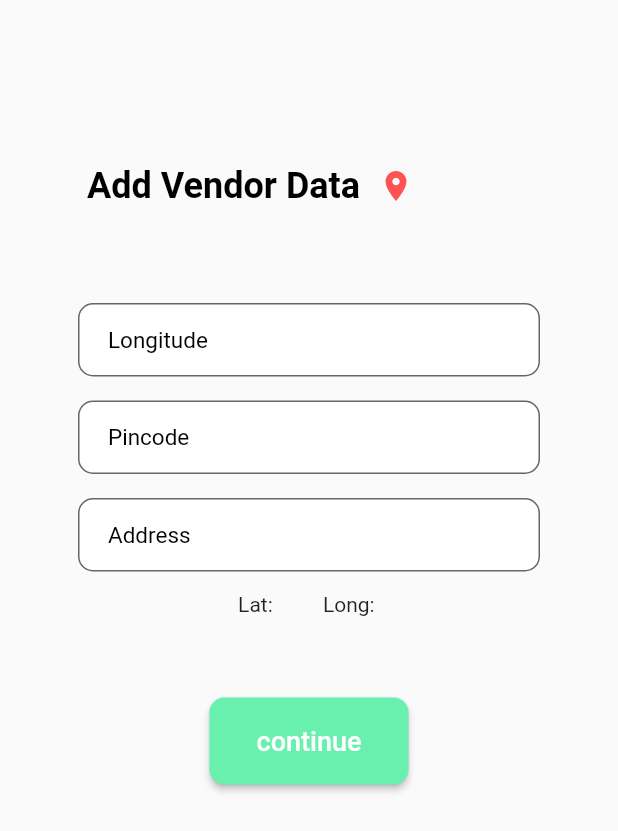
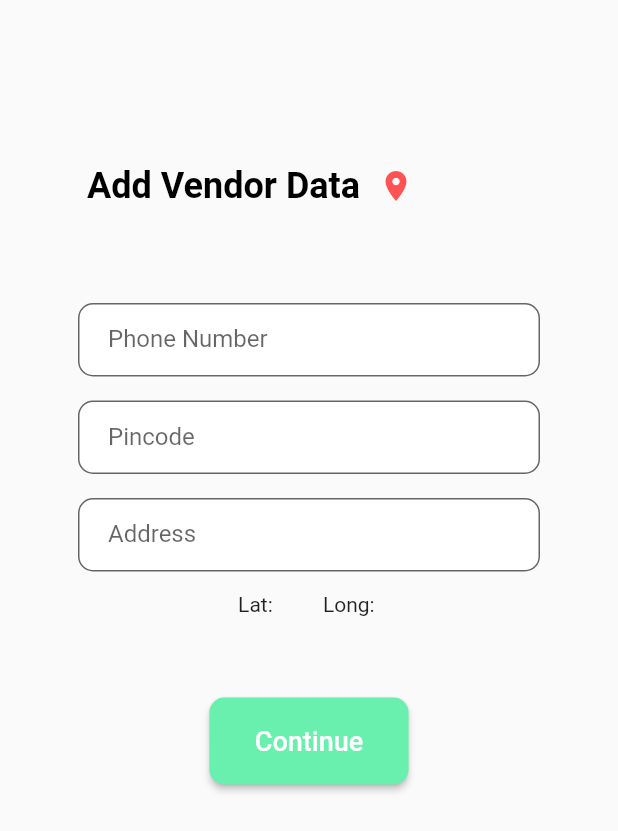
Before and after one commit to sayannath/zero_vendor, a Flutter app: the AddDataPage screen opened directly, on a phone screen of 412 x 824 dp. Shown: the top 831 px of the screen. Run offline on Flutter 3.47's test engine with Material 2 defaults, Android fonts, the phone set to English and light mode, and no system bars; our stand-ins replace geolocator, shared_preferences; accounts and stored records are empty.

Commit message:
Pushed Sayan Nath

```diff
--- a/lib/main.dart
+++ b/lib/main.dart
@@ -10,7 +10,7 @@ class MyApp extends StatelessWidget {
   Widget build(BuildContext context) {
     return MaterialApp(
       debugShowCheckedModeBanner: false,
-      home: LoginPage(),
+      home: SplashScreen(),
       // home: AddDataPage(),
     );
   }
--- a/lib/services/baseService.dart
+++ b/lib/services/baseService.dart
@@ -1,7 +1,8 @@
 import 'package:http/http.dart' as http;
 
 class BaseService {
-  static const AUTH_URI = "http://ec2-3-83-125-93.compute-1.amazonaws.com/api/signin";
+  //static const AUTH_URI = "http://ec2-3-83-125-93.compute-1.amazonaws.com/api/signin";
+  static const AUTH_URI = "http://localhost:3000/api/signin";
 
   static final Map<String, String> headers = {
     "Content-Type": "application/json"
--- a/lib/view/addDataPage.dart
+++ b/lib/view/addDataPage.dart
@@ -7,10 +7,6 @@ import 'package:zero_vendor/view/homePage.dart';
 class AddDataPage extends StatefulWidget {
   @override
   _AddDataPageState createState() => _AddDataPageState();
-}
-
-printdemo() {
-  print('hello ji');
 }
 
 class _AddDataPageState extends State<AddDataPage> {
@@ -30,6 +26,7 @@ class _AddDataPageState extends State<AddDataPage> {
         lat = value.latitude.toString();
         long = value.longitude.toString();
         print(lat);
+        print(long);
       });
     }).catchError((e) {
       print(e);
@@ -82,8 +79,8 @@ class _AddDataPageState extends State<AddDataPage> {
                           Container(
                             height: 16.0,
                           ),
-                          _input(phone, "Please enter Phone NO", "Phone No",
-                              'Longitude', (value) {
+                          _input(phone, "Please enter Phone Number", "Phone Number",
+                              'Phone Number', (value) {
                             long = value;
                           }, TextInputType.text),
                           Container(
@@ -124,7 +121,7 @@ class _AddDataPageState extends State<AddDataPage> {
                               ),
                               onPressed:()=> Navigator.push(context, MaterialPageRoute(builder: (context)=>HomePage())),
                               child: Text(
-                                'continue',
+                                'Continue',
                                 style: TextStyle(
                                     color: Colors.white, fontSize: 18.0),
                               ),
@@ -150,7 +147,7 @@ Widget _input(String va, String validation, String label, String hint, save,
       fillColor: Colors.white,
       hintText: hint,
       hintStyle: TextStyle(fontSize: 15.0, color: Colors.black),
-      //labelText: label,
+      labelText: label,
       contentPadding: EdgeInsets.fromLTRB(20.0, 10.0, 20.0, 20.0),
       border: OutlineInputBorder(
           borderSide: BorderSide(color: Colors.black),
--- a/lib/view/loginPage.dart
+++ b/lib/view/loginPage.dart
@@ -38,10 +38,10 @@ class _LoginPageState extends State<LoginPage> {
 
       if (authenticated) {
         var user = await AuthService.getSavedAuth();
-        if (user['role'] == '0') {
+        if (user['role'] == '1') {
           Navigator.of(context).pushAndRemoveUntil(
               MaterialPageRoute(builder: (BuildContext context) {
-            return HomePage();
+            return AddDataPage();
           }), (Route<dynamic> route) => false);
         } else {
           scaffkey.currentState.showSnackBar(new SnackBar(
@@ -144,7 +144,7 @@ class _LoginPageState extends State<LoginPage> {
         fillColor: Colors.white,
         hintText: hint,
         hintStyle: TextStyle(fontSize: 15.0, color: Colors.black),
-        //labelText: label,
+        labelText: label,
         contentPadding: EdgeInsets.fromLTRB(20.0, 10.0, 20.0, 20.0),
         border: OutlineInputBorder(
             borderSide: BorderSide(color: Colors.black),
--- a/lib/view/splashScreen.dart
+++ b/lib/view/splashScreen.dart
@@ -2,6 +2,7 @@ import 'dart:async';
 import 'package:flutter/material.dart';
 import 'package:zero_vendor/common/ui_constants.dart';
 import 'package:zero_vendor/services/authService.dart';
+import 'package:zero_vendor/view/addDataPage.dart';
 import 'package:zero_vendor/view/homePage.dart';
 import 'package:zero_vendor/view/loginPage.dart';
 
@@ -32,7 +33,7 @@ class _SplashScreenState extends State<SplashScreen> {
       var user = await AuthService.getSavedAuth();
       Navigator.of(context)
           .pushReplacement(MaterialPageRoute(builder: (context) {
-        return HomePage();
+        return AddDataPage();
       }));
     } else {
       Navigator.of(context)
```
Also changed, not shown: 4 other files.
